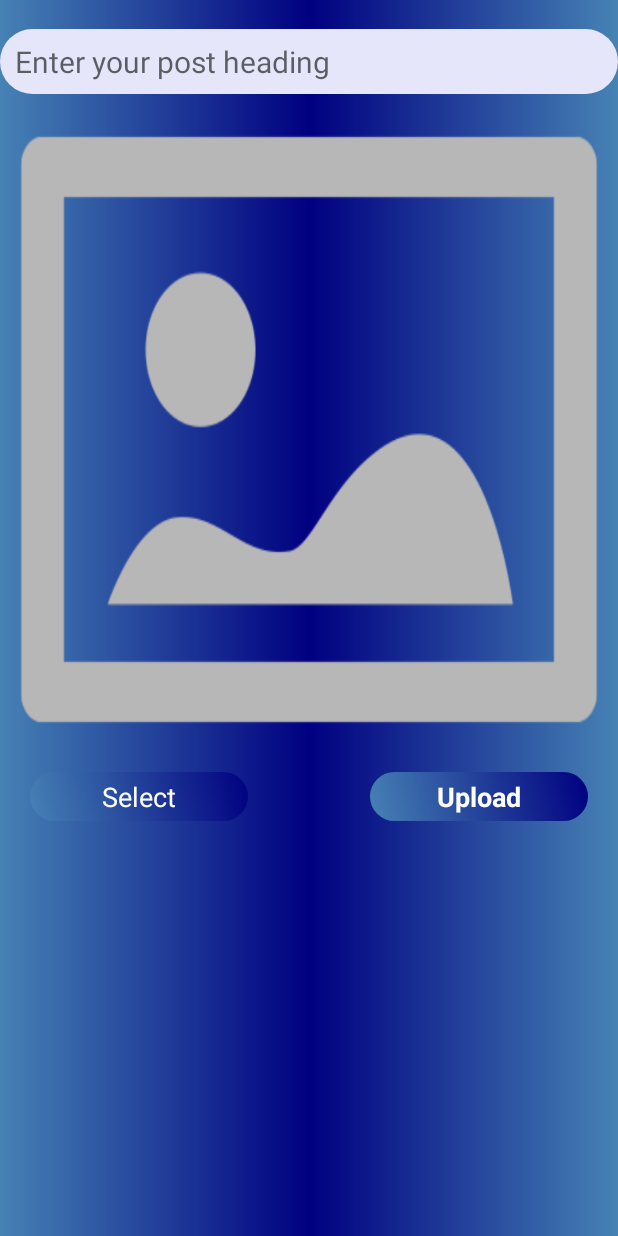
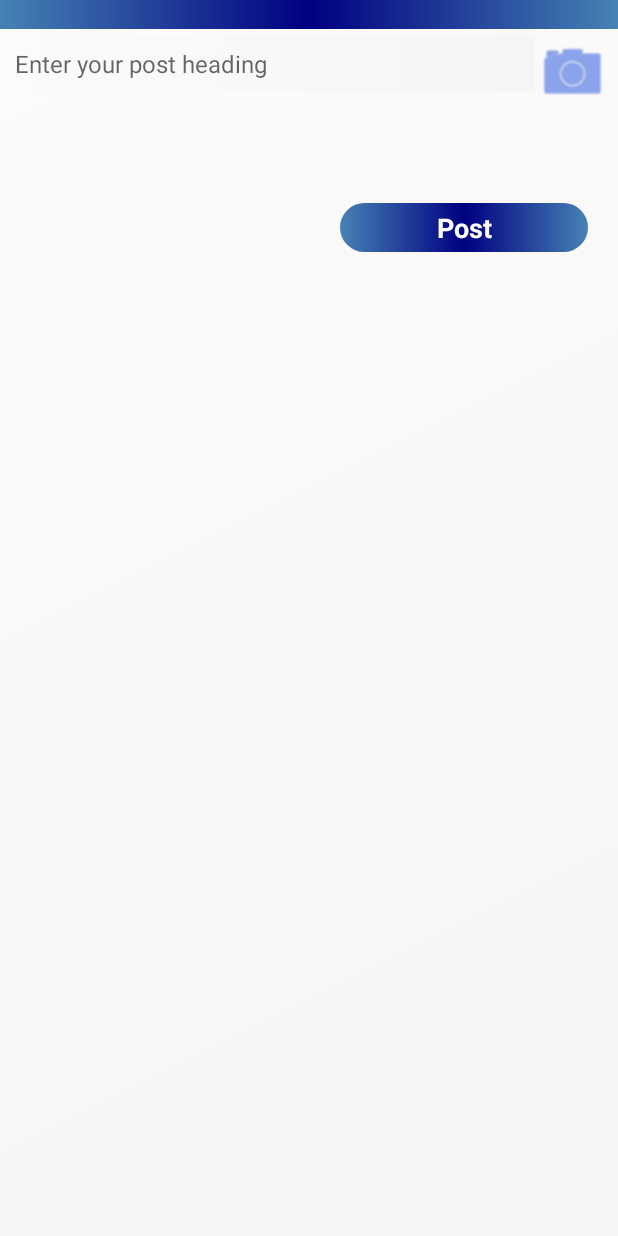
Before and after one commit to CoimFire/CF, an Android app: the screen it shows after launch once a user with an empty profile is signed in (CreateNewPostActivity), after a tap on "Create new post..", on a phone screen of 412 x 824 dp. Run offline under Robolectric (Android 15) with nearby library versions, the phone set to English and light mode, and no system bars; our stand-ins replace Firebase (no records; nobody signed in at launch, a user with empty details on screens opened directly), Picasso.

Commit message:
post layout

```diff
--- a/app/src/main/AndroidManifest.xml
+++ b/app/src/main/AndroidManifest.xml
@@ -10,7 +10,8 @@
         android:supportsRtl="true"
         android:testOnly="false"
         android:theme="@style/Theme.Design.Light.NoActionBar">
-        <activity android:name=".activities.UsersPostsActivity"></activity>
+        <activity android:name=".activities.EditPostActivity"></activity>
+        <activity android:name=".activities.UsersPostsActivity" />
         <activity android:name=".activities.CreateMemeActivity" />
         <activity android:name=".activities.MemeDetailsActivity" />
         <activity android:name=".activities.ViewAllMemesActivity" />
--- a/app/src/main/java/com/nexustech/comicfire/activities/CreateNewPostActivity.java
+++ b/app/src/main/java/com/nexustech/comicfire/activities/CreateNewPostActivity.java
@@ -40,8 +40,8 @@ import static com.nexustech.comicfire.utils.Constants.RELEASE_TYPE;
 
 public class CreateNewPostActivity extends AppCompatActivity {
 
-    private ImageView postImage;
-    private TextView selectImage,uploadImage;
+    private ImageView postImage,selectImage;
+    private TextView uploadImage;
     private EditText etPostText;
     private static final int GalleryPick = 1;
     private DatabaseReference cfPostRef, cfUserRef;
@@ -60,7 +60,7 @@ public class CreateNewPostActivity extends AppCompatActivity {
         Utils.setTopBar(getWindow(),getResources());
 
         postImage=findViewById(R.id.post_image);
-        selectImage=findViewById(R.id.tv_select);
+        selectImage=findViewById(R.id.iv_select);
         uploadImage=findViewById(R.id.tv_upload);
         etPostText =findViewById(R.id.et_post_text);
 
@@ -92,7 +92,7 @@ public class CreateNewPostActivity extends AppCompatActivity {
     private void storeImage() {
 
         progressdialog.show();
-        SimpleDateFormat dateFormat = new SimpleDateFormat("dd-MM-yyyy");
+        SimpleDateFormat dateFormat = new SimpleDateFormat("yyyy-MM-dd");
         dateFormat.setTimeZone(TimeZone.getTimeZone("UTC"));
         curDate = dateFormat.format(new Date());
         SimpleDateFormat timeFormat = new SimpleDateFormat("HH-mm-ss");
@@ -134,11 +134,14 @@ public class CreateNewPostActivity extends AppCompatActivity {
 
 
         }
-        else if (postText.isEmpty()){
-            Toast.makeText(CreateNewPostActivity.this, "Please add image heading..", Toast.LENGTH_SHORT).show();
-        }
+
         else {
-            Toast.makeText(this, "Add image", Toast.LENGTH_SHORT).show();
+             if (postText.isEmpty()){
+                Toast.makeText(CreateNewPostActivity.this, "Please add image heading..", Toast.LENGTH_SHORT).show();
+            }else {
+                 savePostInformation();
+             }
+
         }
 
 
--- a/app/src/main/java/com/nexustech/comicfire/fragments/HomeFragment.java
+++ b/app/src/main/java/com/nexustech/comicfire/fragments/HomeFragment.java
@@ -77,7 +77,7 @@ public class HomeFragment extends Fragment {
         rvPosts.setLayoutManager(mLayoutManager);
 
 
-        catagoryAdapter = new PostAdapter(getContext());
+        catagoryAdapter = new PostAdapter(getContext(),getActivity());
         rvPosts.setAdapter(catagoryAdapter);
         getCats();
 
--- a/app/src/main/res/layout/activity_create_new_post.xml
+++ b/app/src/main/res/layout/activity_create_new_post.xml
@@ -5,6 +5,7 @@
     xmlns:tools="http://schemas.android.com/tools"
     android:layout_width="match_parent"
     android:layout_height="match_parent"
+    android:background="@drawable/layout_background"
     tools:context=".activities.CreateNewPostActivity">
 
     <TextView
@@ -15,33 +16,31 @@
         app:layout_constraintStart_toStartOf="parent"
         app:layout_constraintTop_toTopOf="parent"
         android:background="@drawable/main_theme"/>
+
     <EditText
         android:id="@+id/et_post_text"
         android:layout_width="0dp"
         android:layout_height="wrap_content"
-        android:textSize="20sp"
+        android:layout_marginTop="4dp"
+        android:background="@drawable/layout_background"
+        android:hint="Enter your post heading"
         android:paddingHorizontal="10dp"
         android:paddingVertical="8dp"
-        android:hint="Enter your post heading"
-        app:layout_constraintEnd_toEndOf="parent"
+        android:textSize="16sp"
+        app:layout_constraintEnd_toStartOf="@+id/iv_select"
         app:layout_constraintStart_toStartOf="parent"
-        app:layout_constraintTop_toBottomOf="@id/tvHeading"
-        android:background="@drawable/edit_text_background"/>
+        app:layout_constraintTop_toBottomOf="@id/tvHeading" />
 
     <ImageView
         android:id="@+id/post_image"
-        android:layout_width="0dp"
-        android:layout_height="0dp"
-        android:layout_marginStart="8dp"
+        android:layout_width="150dp"
+        android:layout_height="150dp"
         android:layout_marginTop="15dp"
-        android:layout_marginEnd="8dp"
+        android:layout_marginStart="10dp"
         android:scaleType="fitXY"
-        app:layout_constraintBottom_toTopOf="@+id/guideline4"
-        app:layout_constraintEnd_toEndOf="parent"
         app:layout_constraintStart_toStartOf="parent"
         app:layout_constraintTop_toBottomOf="@+id/et_post_text"
-        app:layout_constraintVertical_bias="0.0"
-        app:srcCompat="@drawable/placeholder" />
+        android:layout_marginLeft="10dp" />
 
     <androidx.constraintlayout.widget.Guideline
         android:id="@+id/guideline4"
@@ -70,6 +69,7 @@
         android:background="@drawable/all_button_background"
         android:paddingHorizontal="20dp"
         android:text="Select"
+        android:visibility="invisible"
         android:textSize="18sp"
         android:paddingVertical="4dp"
         android:textColor="@color/white"
@@ -87,18 +87,30 @@
         android:id="@+id/tv_upload"
         android:layout_width="0dp"
         android:layout_height="wrap_content"
+        android:layout_marginEnd="20dp"
+        android:layout_marginRight="20dp"
+        android:background="@drawable/main_theme_radius"
+        android:gravity="center_horizontal"
+        android:paddingVertical="4dp"
+        android:text="Post"
         android:textAlignment="center"
-        android:background="@drawable/all_button_background"
-        android:layout_marginStart="20dp"
-        android:layout_marginEnd="20dp"
-        android:layout_marginTop="20dp"
+        android:textColor="@color/white"
         android:textSize="18dp"
-        android:textColor="@color/white"
         android:textStyle="bold"
-        android:paddingVertical="4dp"
-        android:text="Upload"
+        app:layout_constraintBottom_toBottomOf="@+id/post_image"
         app:layout_constraintEnd_toEndOf="parent"
-        app:layout_constraintStart_toStartOf="@id/guideline486"
-        app:layout_constraintTop_toTopOf="@+id/guideline4"
-        android:gravity="center_horizontal" />
+        app:layout_constraintStart_toStartOf="@+id/guideline486"
+        app:layout_constraintTop_toTopOf="@+id/post_image" />
+
+    <ImageView
+        android:id="@+id/iv_select"
+        android:layout_width="50dp"
+        android:layout_height="50dp"
+        android:layout_marginEnd="5dp"
+        android:layout_marginTop="4dp"
+        app:layout_constraintEnd_toEndOf="parent"
+        app:layout_constraintTop_toBottomOf="@+id/tvHeading"
+        app:srcCompat="@android:drawable/ic_menu_camera"
+        android:layout_marginRight="5dp"
+        app:tint="@color/royal_blue" />
 </androidx.constraintlayout.widget.ConstraintLayout>
--- a/app/src/main/res/values/strings.xml
+++ b/app/src/main/res/values/strings.xml
@@ -14,4 +14,17 @@
     <!-- TODO: Remove or change this placeholder text -->
     <string name="hello_blank_fragment">Hello blank fragment</string>
     <string name="title_activity_admin_bottom_bar">AdminBottomBarActivity</string>
+
+    <string-array name="own_post_menu">
+        <item>Edit</item>
+        <item>Delete</item>
+        <item>Share</item>
+    </string-array>
+
+    <string-array name="others_post_menu">
+        <item>Share</item>
+        <item>Report this post</item>
+        <item>Report this user</item>
+    </string-array>
+
 </resources>
--- a/app/src/main/res/values/styles.xml
+++ b/app/src/main/res/values/styles.xml
@@ -12,4 +12,10 @@
         <item name="android:windowAnimationStyle">@android:style/Animation.Dialog</item>
     </style>
 
+    <style name="SlidingDialogAnimation">
+        <item name="android:windowEnterAnimation">@android:anim/fade_in</item>
+        <item name="android:windowExitAnimation">@android:anim/fade_out</item>
+    </style>
+
+
 </resources>
```
Also changed, not shown: app/src/main/java/com/nexustech/comicfire/activities/EditPostActivity.java (added, +16 -0 lines), app/src/main/java/com/nexustech/comicfire/adapters/PostAdapter.java (+110 -7 lines), app/src/main/java/com/nexustech/comicfire/utils/HandleActions.java (+118 -2 lines), app/src/main/java/com/nexustech/comicfire/utils/Utils.java (+7 -2 lines), app/src/main/res/layout/activity_edit_post.xml (added, +9 -0 lines), app/src/main/res/layout/alert_dialog_for_menus.xml (added, +42 -0 lines), app/src/main/res/layout/layout_menu_name.xml (added, +22 -0 lines), app/src/main/res/layout/layout_post.xml (+9 -4 lines), app/src/main/res/layout/alert_dialog_general.xml (renamed from app/src/main/res/layout/layout_alert_dialog_general.xml).
